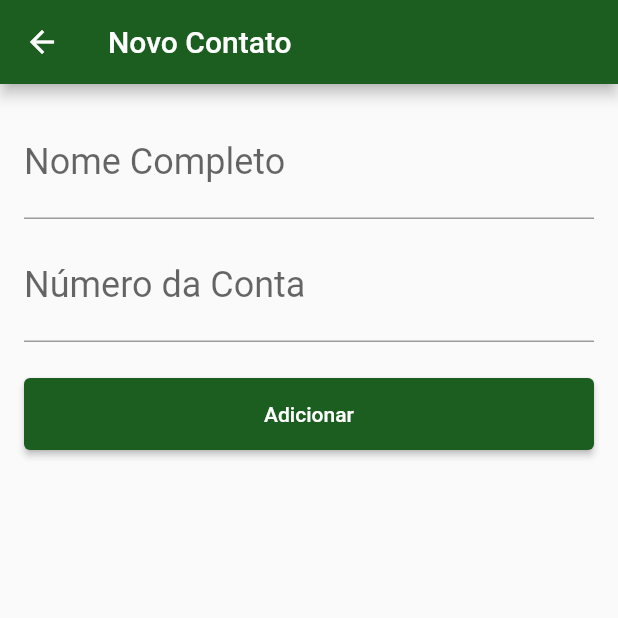
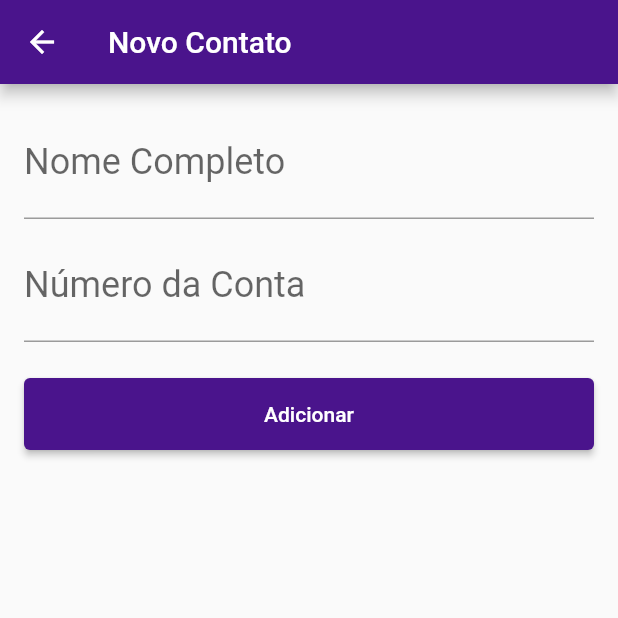
Before and after one commit to mauromattos00/flutter_data_persistense, a Flutter app: the ContactForm screen opened directly, on a phone screen of 412 x 824 dp, the top half of it. Run offline on Flutter 3.47's test engine with Material 2 defaults, Android fonts, the phone set to English and light mode, and no system bars; our stand-ins replace sqflite; accounts and stored records are empty.

Commit message:
style: 💄 updates theme color

```diff
--- a/lib/main.dart
+++ b/lib/main.dart
@@ -4,17 +4,16 @@ import 'package:flutter/material.dart';
 void main() => runApp(Bytebank());
 
 class Bytebank extends StatelessWidget {
-
   final _theme = ThemeData(
-    primaryColor: Colors.green[900],
-    accentColor: Colors.greenAccent[700],
+    primaryColor: Colors.purple[900],
+    accentColor: Colors.purple[800],
     buttonTheme: ButtonThemeData(
-      buttonColor: Colors.green[900],
+      buttonColor: Colors.purple[900],
       textTheme: ButtonTextTheme.primary,
     ),
     elevatedButtonTheme: ElevatedButtonThemeData(
       style: ElevatedButton.styleFrom(
-        primary: Colors.green[900],
+        primary: Colors.purple[900],
       ),
     ),
   );
```
